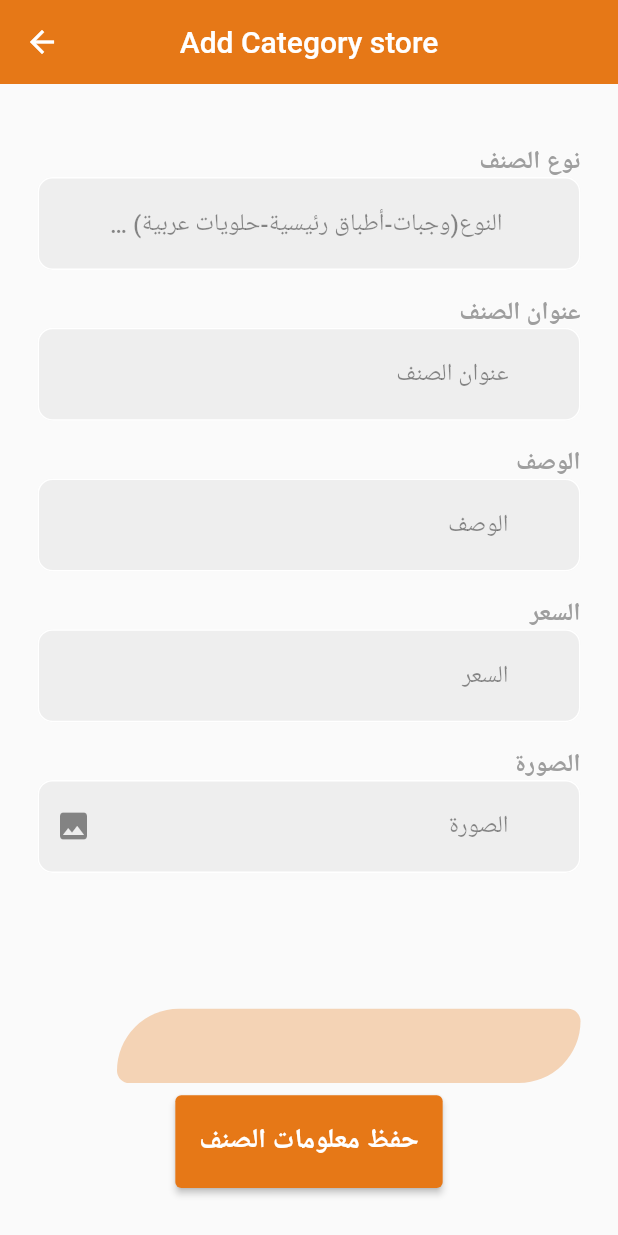
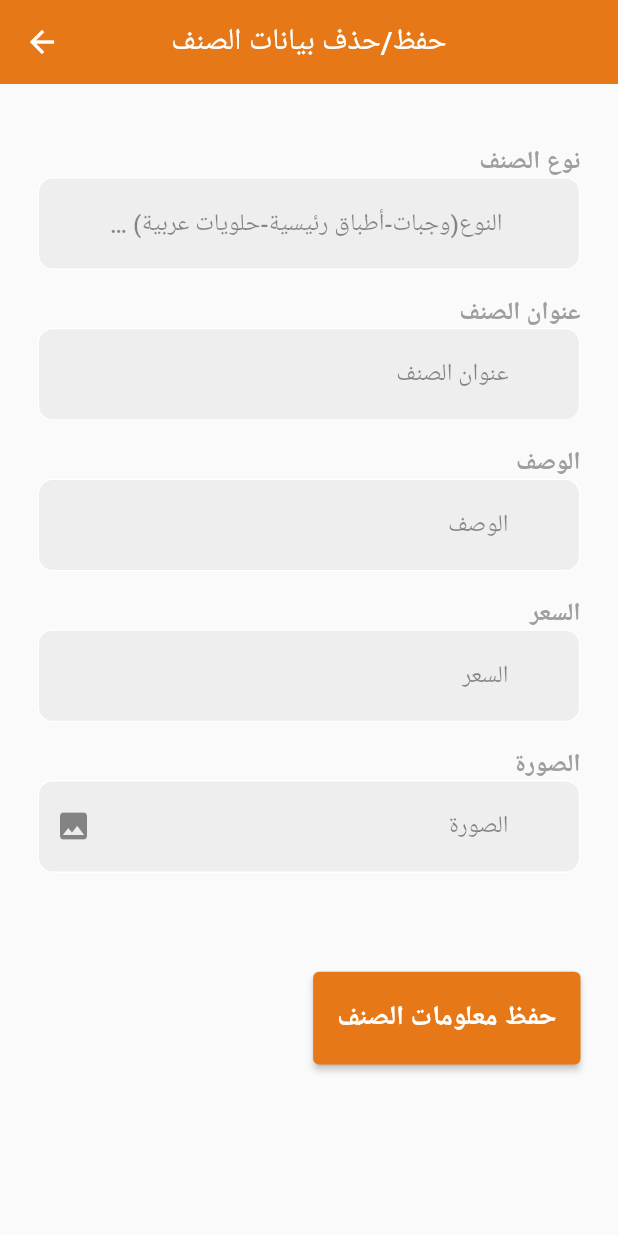
Before and after one commit to Eng-bodour/raselne, a Flutter app: the AddCategory screen opened directly with empty values, on a phone screen of 412 x 824 dp. Run offline on Flutter 3.47's test engine with Material 2 defaults, Android fonts, the phone set to English and light mode, and no system bars; drawn by our look-alikes of modal_progress_hud_nsn; our stand-ins replace cached_network_image, carousel_slider, cloud_firestore, dropdown_button2, firebase_auth, firebase_core and 16 more; missing offline and left inert: firebase_dart, flutter_facebook_auth, flutter_polyline_points, google_maps_flutter_platform_interface, restart_app; accounts and stored records are empty.

Commit message:
commit_1-31-023

```diff
--- a/lib/data_layer/model/DetailOrder.dart
+++ b/lib/data_layer/model/DetailOrder.dart
@@ -5,8 +5,8 @@ class DetailOrder{
   late Itemstore item;
   late int quaintity;
   late String total_item;
-
-  DetailOrder(this.item,this.total_item,this.quaintity);
+  String image;
+  DetailOrder(this.image,this.item,this.total_item,this.quaintity);
 
 
 }
--- a/lib/view_presentation/screen/new_order_screen.dart
+++ b/lib/view_presentation/screen/new_order_screen.dart
@@ -499,6 +499,7 @@ class _NewOrderScreenState extends State<NewOrderScreen> {
           onTap: () async {
           if(  Provider.of<order_vm>(context, listen: false).order!.toLocation!=null&&
               Provider.of<order_vm>(context, listen: false).order!.type_pay!=''
+          &&Provider.of<order_vm>(context, listen: false).list_itemorder.length!=0
           )
           {    Provider.of<order_vm>(context, listen: false).order.detailorder =
                 notesController.text;
@@ -516,7 +517,7 @@ class _NewOrderScreenState extends State<NewOrderScreen> {
           child: Container(
             width: size.width * 1,
             height: size.height * 0.08,
-            decoration: const BoxDecoration(color: greyColor),
+            decoration: const BoxDecoration(color: mainColor),
             child: Center(
                 child: TextUtils(
                     fontSize: size.width * 0.05,
--- a/lib/view_presentation/screen/store drawer/add_category_store.dart
+++ b/lib/view_presentation/screen/store drawer/add_category_store.dart
@@ -64,7 +64,7 @@ class _AddCategoryState extends State<AddCategory> {
     var size = MediaQuery.of(context).size;
     return Scaffold(
       appBar: AppBar(
-        title: const Text('Add Category store'),
+        title: const Text('حفظ/حذف بيانات الصنف'),
         centerTitle: true,
         backgroundColor: mainColor,
         elevation: 0,
@@ -254,10 +254,11 @@ class _AddCategoryState extends State<AddCategory> {
                             icon: const Icon(Icons.image)),
                         hintText: 'الصورة',
                       ),
-                      SizedBox(
-                        height: size.height * 0.1,
-                      ),
-                      Container(
+                      // SizedBox(
+                      //   height: size.height * 0.1,
+                      // ),
+                      Center(
+                        child: Container(
                           margin: EdgeInsets.only(
                             top: size.height * 0.01,
                             left: size.width * 0.03,
@@ -267,32 +268,32 @@ class _AddCategoryState extends State<AddCategory> {
                               horizontal: size.width * 0.06,
                               vertical: size.height * 0.03),
                           width: size.width * 0.75,
-                        decoration:
-                        BoxDecoration(
-                            color:
-
-                            mainColor
-                                .withOpacity(0.3),
-                            borderRadius:  BorderRadius.only(
-                              topLeft:
-                              Radius.circular(
-                                  size.width *
-                                      0.1),
-                              topRight:
-                              Radius.circular(
-                                  size.width *
-                                      0.02),
-                              bottomLeft:
-                              Radius.circular(
-                                  size.width *
-                                      0.02),
-                              bottomRight:
-                              Radius.circular(
-                                  size.width *
-                                      0.1),
-                            )
-
-                        ),
+                          // decoration:
+                          // BoxDecoration(
+                          //     color:
+                          //
+                          //     mainColor
+                          //         .withOpacity(0.3),
+                          //     borderRadius:  BorderRadius.only(
+                          //       topLeft:
+                          //       Radius.circular(
+                          //           size.width *
+                          //               0.1),
+                          //       topRight:
+                          //       Radius.circular(
+                          //           size.width *
+                          //               0.02),
+                          //       bottomLeft:
+                          //       Radius.circular(
+                          //           size.width *
+                          //               0.02),
+                          //       bottomRight:
+                          //       Radius.circular(
+                          //           size.width *
+                          //               0.1),
+                          //     )
+                          //
+                          // ),
                           child:
                           file==null?
                           widget.type=='edit'?
@@ -308,9 +309,10 @@ class _AddCategoryState extends State<AddCategory> {
                           Image.file(file!,fit: BoxFit.contain),
 
                         ),
+                      ),
                      //deleteItemStore
                       Center(
-                        child:Column(
+                        child:Row(
                           children: [
                             AuthButton(
                                 onPressed: () async{
@@ -363,8 +365,9 @@ class _AddCategoryState extends State<AddCategory> {
                                   }
                                 },
                                 text: 'حفظ معلومات الصنف'),
-                            widget.type=='edit'?  SizedBox(height: 5,)
+                            widget.type=='edit'?  SizedBox(width: 5,)
                                 :Container(),
+
                             widget.type=='edit'?
                          AuthButton(
                                 onPressed: () async {
@@ -447,7 +450,9 @@ class _AddCategoryState extends State<AddCategory> {
                         //       text: 'Add Store');
                         // }),
                       ),
-
+                      SizedBox(
+                        height: size.height * 0.02,
+                      ),
                     ],
                   ),
                 ),
--- a/lib/view_presentation/screen/store drawer/add_store.dart
+++ b/lib/view_presentation/screen/store drawer/add_store.dart
@@ -106,7 +106,7 @@ class _AddStoreState extends State<AddStore> {
     var size = MediaQuery.of(context).size;
     return Scaffold(
       appBar: AppBar(
-        title: const Text('Add Store'),
+        title: const Text('حفظ بيانات المتجر '),
         centerTitle: true,
         backgroundColor: mainColor,
         elevation: 0,
@@ -492,7 +492,8 @@ class _AddStoreState extends State<AddStore> {
                       const SizedBox(
                         height: 6, //size.height * 0.1,
                       ),
-                      Container(
+                      Center(
+                        child: Container(
                           margin: EdgeInsets.only(
                             // top: size.height * 0.01,
                             left: size.width * 0.03,
@@ -502,33 +503,33 @@ class _AddStoreState extends State<AddStore> {
                               horizontal: size.width * 0.06,
                               vertical: size.height * 0.03),
                           width: size.width * 0.75,
-                        decoration: BoxDecoration(
-                          color:
-                              // isMe
-                              //     ? greyColor.withOpacity(0.1)
-                              //     :
-                              mainColor.withOpacity(0.3),
-                          borderRadius:
-                              const BorderRadius.all(Radius.circular(20)),
-                          // BorderRadius.only(
-                          //   topLeft:
-                          //   Radius.circular(
-                          //       size.width *
-                          //           0.1),
-                          //   topRight:
-                          //   Radius.circular(
-                          //       size.width *
-                          //           0.02),
-                          //   bottomLeft:
-                          //   Radius.circular(
-                          //       size.width *
-                          //           0.02),
-                          //   bottomRight:
-                          //   Radius.circular(
-                          //       size.width *
-                          //           0.1),
-                          // )
-                        ),
+                          // decoration: BoxDecoration(
+                          //   color:
+                          //       // isMe
+                          //       //     ? greyColor.withOpacity(0.1)
+                          //       //     :
+                          //       mainColor.withOpacity(0.3),
+                          //   borderRadius:
+                          //       const BorderRadius.all(Radius.circular(20)),
+                          //   // BorderRadius.only(
+                          //   //   topLeft:
+                          //   //   Radius.circular(
+                          //   //       size.width *
+                          //   //           0.1),
+                          //   //   topRight:
+                          //   //   Radius.circular(
+                          //   //       size.width *
+                          //   //           0.02),
+                          //   //   bottomLeft:
+                          //   //   Radius.circular(
+                          //   //       size.width *
+                          //   //           0.02),
+                          //   //   bottomRight:
+                          //   //   Radius.circular(
+                          //   //       size.width *
+                          //   //           0.1),
+                          //   // )
+                          // ),
                           child: file == null
                               ? widget.type == 'edit'
                                   ? ClipRRect(
@@ -549,6 +550,7 @@ class _AddStoreState extends State<AddStore> {
                           //   width: 30,
                           //   height: 35,
                           // )
+                        ),
                       ),
                       // TextButton(
                       //   onPressed: () async {
@@ -666,7 +668,9 @@ class _AddStoreState extends State<AddStore> {
                                 }
                               }
                             },
-                            text: 'Save data Store'),
+                            text: 'حفظ '),
+
+
                         // GetBuilder<AddStoreController>(builder: (_) {
                         //   return AuthButton(
                         //       onPressed: () {
@@ -692,6 +696,9 @@ class _AddStoreState extends State<AddStore> {
                         //       },
                         //       text: 'Add Store');
                         // }),
+                      ),
+                      SizedBox(
+                        height: size.height * 0.02,
                       ),
                     ],
                   ),
--- a/lib/view_presentation/screen_driver/mydelivery.dart
+++ b/lib/view_presentation/screen_driver/mydelivery.dart
@@ -19,14 +19,16 @@ class buildMyDelevery extends StatefulWidget {
   int indexStore;
    late DateTime  datanext;
    late DateTime  datanext2;
-  @override
+
+   @override
   _buildMyDeleveryState createState() => _buildMyDeleveryState();
 }
 
 class _buildMyDeleveryState extends State<buildMyDelevery> {
   @override
   Widget build(BuildContext context) {
-
+    print('build indexStore build indexStore build indexStore ');
+    print(widget.indexStore);
     // Provider.of<StoreProvider_vm>(context,listen: true)
     //   .getstoremodel(widget.orderModel.id_store);
     if(widget.orderModel.startorder !=null && widget.orderModel.endorder !=null)
--- a/lib/view_presentation/widget/store/store_list_build.dart
+++ b/lib/view_presentation/widget/store/store_list_build.dart
@@ -319,9 +319,9 @@ Widget buildSpace(
                 color: greyColor,
                 size: f12,
               ),
-              SizedBox(
-                width: size.width * 0.02,
-              ),
+              // SizedBox(
+              //   width: size.width * 0.02,
+              // ),
               TextUtils(
                   fontSize: f12,
                   fontWeight: FontWeight.normal,
```
Also changed, not shown: lib/logic/controller/store/store_controller.dart (+4 -4 lines), lib/view_presentation/screen/chat/chat_screen.dart (+3 -6 lines), lib/view_presentation/screen/specific_store_screen.dart (+8 -2 lines), lib/view_presentation/widget/specific store/bottom_sheet_tomeal.dart (+58 -7 lines). Lines whose indentation alone changed are shown as unchanged.
